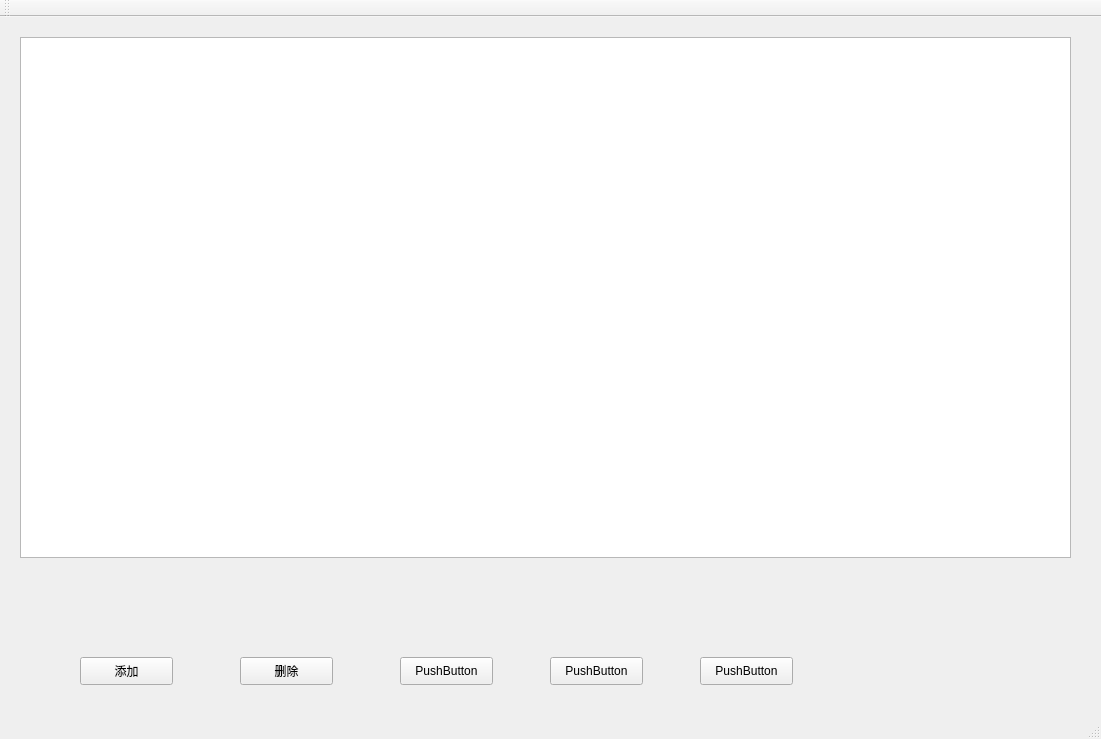
First picture: the form in mainwindow.ui, repository AnClark/Qt-FinalWork, before the edit.
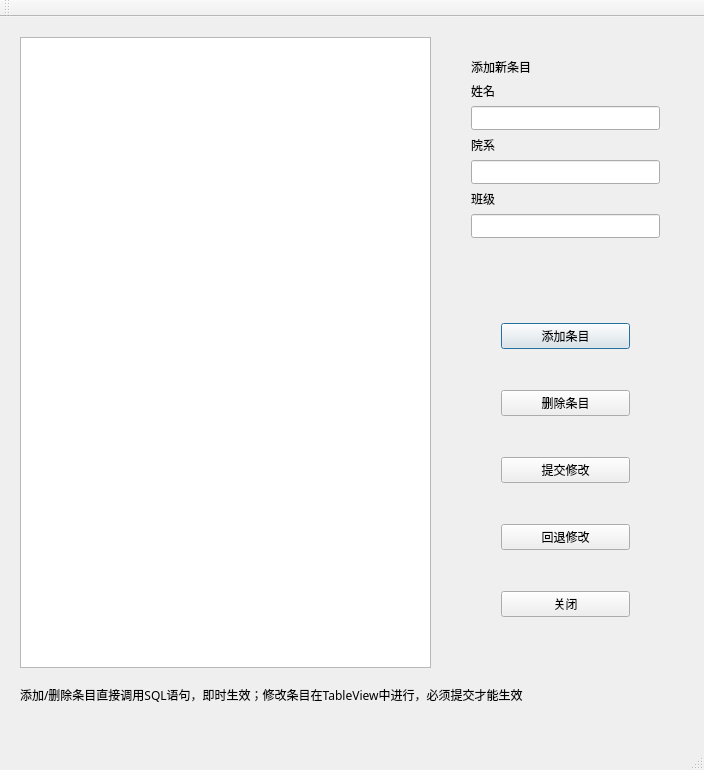
Second picture: the form after the edit.

Diff of the .ui file:
```diff
--- a/mainwindow.ui
+++ b/mainwindow.ui
@@ -6,10 +6,16 @@
    <rect>
     <x>0</x>
     <y>0</y>
-    <width>1101</width>
-    <height>739</height>
+    <width>704</width>
+    <height>770</height>
    </rect>
   </property>
+  <property name="sizePolicy">
+   <sizepolicy hsizetype="Fixed" vsizetype="Fixed">
+    <horstretch>0</horstretch>
+    <verstretch>0</verstretch>
+   </sizepolicy>
+  </property>
   <property name="windowTitle">
    <string>MainWindow</string>
   </property>
@@ -19,76 +25,204 @@
      <rect>
       <x>20</x>
       <y>20</y>
-      <width>1051</width>
-      <height>521</height>
+      <width>411</width>
+      <height>631</height>
      </rect>
     </property>
    </widget>
-   <widget class="QPushButton" name="pushButton">
+   <widget class="QLabel" name="label_5">
     <property name="geometry">
      <rect>
-      <x>80</x>
-      <y>640</y>
-      <width>93</width>
-      <height>28</height>
+      <x>20</x>
+      <y>670</y>
+      <width>651</width>
+      <height>16</height>
      </rect>
     </property>
-    <property name="text">
-     <string>添加</string>
+    <property name="font">
+     <font>
+      <family>微软雅黑</family>
+     </font>
     </property>
-   </widget>
-   <widget class="QPushButton" name="pushButton_2">
-    <property name="geometry">
-     <rect>
-      <x>240</x>
-      <y>640</y>
-      <width>93</width>
-      <height>28</height>
-     </rect>
-    </property>
     <property name="text">
-     <string>删除</string>
+     <string>添加/删除条目直接调用SQL语句，即时生效；修改条目在TableView中进行，必须提交才能生效</string>
     </property>
    </widget>
-   <widget class="QPushButton" name="pushButton_3">
+   <widget class="QWidget" name="layoutWidget">
     <property name="geometry">
      <rect>
-      <x>400</x>
-      <y>640</y>
-      <width>93</width>
-      <height>28</height>
+      <x>460</x>
+      <y>30</y>
+      <width>211</width>
+      <height>202</height>
      </rect>
     </property>
-    <property name="text">
-     <string>PushButton</string>
-    </property>
+    <layout class="QVBoxLayout" name="verticalLayout">
+     <item>
+      <widget class="QLabel" name="label_4">
+       <property name="font">
+        <font>
+         <family>微软雅黑</family>
+        </font>
+       </property>
+       <property name="text">
+        <string>添加新条目</string>
+       </property>
+      </widget>
+     </item>
+     <item>
+      <widget class="QLabel" name="label">
+       <property name="font">
+        <font>
+         <family>微软雅黑</family>
+        </font>
+       </property>
+       <property name="text">
+        <string>姓名</string>
+       </property>
+      </widget>
+     </item>
+     <item>
+      <widget class="QLineEdit" name="txtName">
+       <property name="font">
+        <font>
+         <family>微软雅黑</family>
+        </font>
+       </property>
+      </widget>
+     </item>
+     <item>
+      <widget class="QLabel" name="label_2">
+       <property name="font">
+        <font>
+         <family>微软雅黑</family>
+        </font>
+       </property>
+       <property name="text">
+        <string>院系</string>
+       </property>
+      </widget>
+     </item>
+     <item>
+      <widget class="QLineEdit" name="txtCollege">
+       <property name="font">
+        <font>
+         <family>微软雅黑</family>
+        </font>
+       </property>
+      </widget>
+     </item>
+     <item>
+      <widget class="QLabel" name="label_3">
+       <property name="font">
+        <font>
+         <family>微软雅黑</family>
+        </font>
+       </property>
+       <property name="text">
+        <string>班级</string>
+       </property>
+      </widget>
+     </item>
+     <item>
+      <widget class="QLineEdit" name="txtClass">
+       <property name="font">
+        <font>
+         <family>微软雅黑</family>
+        </font>
+       </property>
+      </widget>
+     </item>
+    </layout>
    </widget>
-   <widget class="QPushButton" name="pushButton_4">
+   <widget class="QWidget" name="layoutWidget">
     <property name="geometry">
      <rect>
-      <x>550</x>
-      <y>640</y>
-      <width>93</width>
-      <height>28</height>
+      <x>490</x>
+      <y>260</y>
+      <width>151</width>
+      <height>391</height>
      </rect>
     </property>
-    <property name="text">
-     <string>PushButton</string>
-    </property>
+    <layout class="QVBoxLayout" name="verticalLayout_2">
+     <item>
+      <widget class="QPushButton" name="btnAddRecord">
+       <property name="minimumSize">
+        <size>
+         <width>0</width>
+         <height>0</height>
+        </size>
+       </property>
+       <property name="font">
+        <font>
+         <family>微软雅黑</family>
+        </font>
+       </property>
+       <property name="text">
+        <string>添加条目</string>
+       </property>
+       <property name="autoDefault">
+        <bool>false</bool>
+       </property>
+       <property name="default">
+        <bool>true</bool>
+       </property>
+      </widget>
+     </item>
+     <item>
+      <widget class="QPushButton" name="btnDeleteRecord">
+       <property name="font">
+        <font>
+         <family>微软雅黑</family>
+        </font>
+       </property>
+       <property name="text">
+        <string>删除条目</string>
+       </property>
+      </widget>
+     </item>
+     <item>
+      <widget class="QPushButton" name="btnCommit">
+       <property name="font">
+        <font>
+         <family>微软雅黑</family>
+        </font>
+       </property>
+       <property name="text">
+        <string>提交修改</string>
+       </property>
+      </widget>
+     </item>
+     <item>
+      <widget class="QPushButton" name="btnRollBack">
+       <property name="font">
+        <font>
+         <family>微软雅黑</family>
+        </font>
+       </property>
+       <property name="text">
+        <string>回退修改</string>
+       </property>
+      </widget>
+     </item>
+     <item>
+      <widget class="QPushButton" name="btnClose">
+       <property name="font">
+        <font>
+         <family>微软雅黑</family>
+        </font>
+       </property>
+       <property name="text">
+        <string>关闭</string>
+       </property>
+      </widget>
+     </item>
+    </layout>
    </widget>
-   <widget class="QPushButton" name="pushButton_5">
-    <property name="geometry">
-     <rect>
-      <x>700</x>
-      <y>640</y>
-      <width>93</width>
-      <height>28</height>
-     </rect>
-    </property>
-    <property name="text">
-     <string>PushButton</string>
-    </property>
-   </widget>
+   <zorder>layoutWidget</zorder>
+   <zorder>tblStudents</zorder>
+   <zorder>layoutWidget</zorder>
+   <zorder>label_5</zorder>
   </widget>
   <widget class="QMenuBar" name="menuBar">
    <property name="geometry">
```
Left out of the diff: 6 changed lines with no effect on the pictures.
